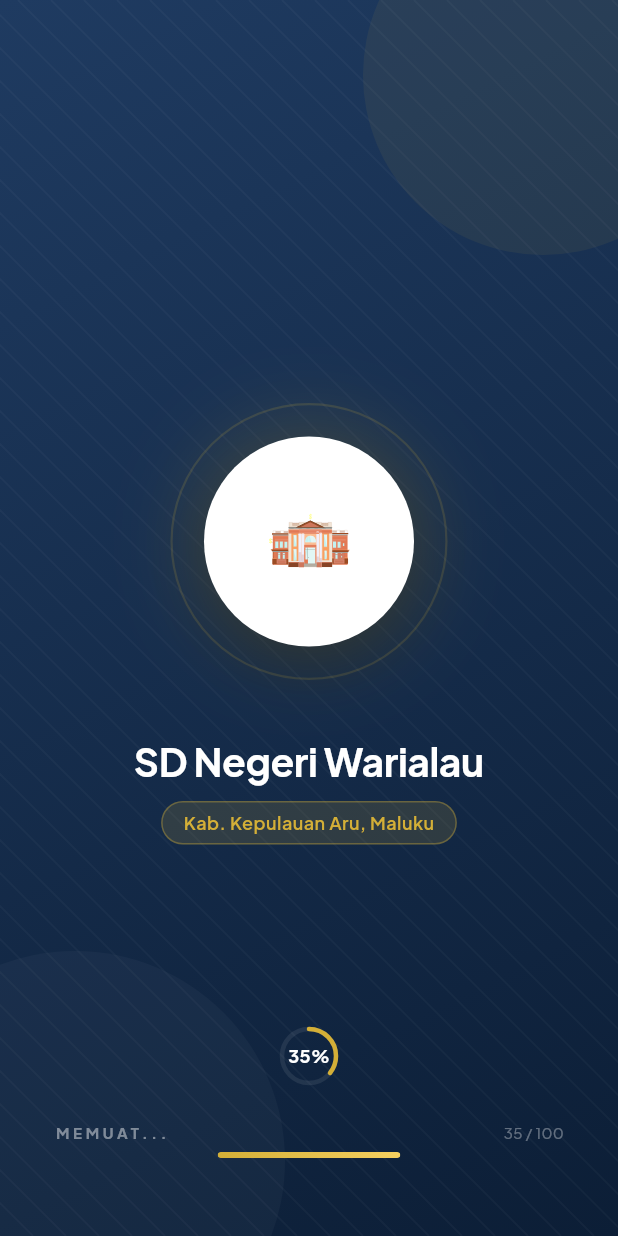
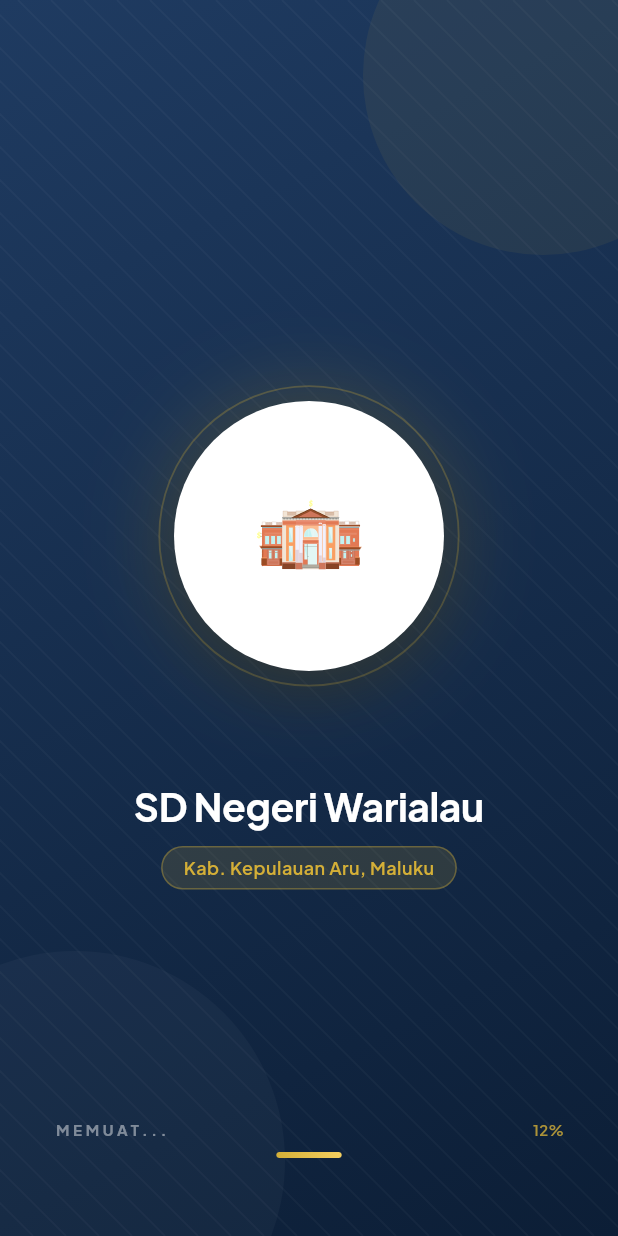
Before and after one commit to cleyxcode/aplikasi-warialau, a Flutter app: the SplashScreen screen opened by its route, on a phone screen of 412 x 824 dp. Run offline on Flutter 3.47's test engine with Material 3 defaults, Android fonts, the light colour scheme and no system bars; our stand-ins replace cached_network_image, dio, google_fonts, liquid_swipe, lottie, shared_preferences and 1 more; accounts and stored records are empty; network calls fail; project files that could hold a hidden picture were left out.

Commit message:
update ui onbaording

```diff
--- a/lib/features/auth/otp_screen.dart
+++ b/lib/features/auth/otp_screen.dart
@@ -593,7 +593,7 @@ class _OtpScreenState extends State<OtpScreen> with TickerProviderStateMixin {
                                       borderSide: BorderSide(
                                         color: filled
                                             ? AppColors.gold
-                                            : Colors.transparent,
+                                            : AppColors.divider,
                                         width: 2,
                                       ),
                                     ),
@@ -602,7 +602,7 @@ class _OtpScreenState extends State<OtpScreen> with TickerProviderStateMixin {
                                       borderSide: BorderSide(
                                         color: filled
                                             ? AppColors.gold
-                                            : Colors.transparent,
+                                            : AppColors.divider,
                                         width: 2,
                                       ),
                                     ),
--- a/lib/features/splash/splash_screen.dart
+++ b/lib/features/splash/splash_screen.dart
@@ -18,21 +18,25 @@ class _SplashScreenState extends State<SplashScreen>
   late AnimationController _introController;
   late AnimationController _pulseController;
   late AnimationController _progressController;
+  late AnimationController _floatController;
 
   late Animation<double> _logoScale;
   late Animation<double> _logoFade;
   late Animation<double> _textFade;
   late Animation<Offset> _textSlide;
   late Animation<double> _progress;
+  late Animation<double> _bottomFade;
+  late Animation<Offset> _bottomSlide;
+  late Animation<double> _floatOffset;
 
   @override
   void initState() {
     super.initState();
 
-    // ── Intro: logo bounce → text slide ──
+    // ── Intro: logo bounce → text slide → bottom fade ──
     _introController = AnimationController(
       vsync: this,
-      duration: const Duration(milliseconds: 800),
+      duration: const Duration(milliseconds: 1200),
     );
 
     _logoScale =
@@ -42,21 +46,21 @@ class _SplashScreenState extends State<SplashScreen>
         ]).animate(
           CurvedAnimation(
             parent: _introController,
-            curve: const Interval(0.0, 0.75, curve: Curves.easeOut),
+            curve: const Interval(0.0, 0.5, curve: Curves.easeOut),
           ),
         );
 
     _logoFade = Tween<double>(begin: 0, end: 1).animate(
       CurvedAnimation(
         parent: _introController,
-        curve: const Interval(0.0, 0.4),
+        curve: const Interval(0.0, 0.3),
       ),
     );
 
     _textFade = Tween<double>(begin: 0, end: 1).animate(
       CurvedAnimation(
         parent: _introController,
-        curve: const Interval(0.55, 1.0),
+        curve: const Interval(0.35, 0.65),
       ),
     );
 
@@ -64,7 +68,22 @@ class _SplashScreenState extends State<SplashScreen>
         .animate(
           CurvedAnimation(
             parent: _introController,
-            curve: const Interval(0.55, 1.0, curve: Curves.easeOut),
+            curve: const Interval(0.35, 0.65, curve: Curves.easeOut),
+          ),
+        );
+
+    _bottomFade = Tween<double>(begin: 0, end: 1).animate(
+      CurvedAnimation(
+        parent: _introController,
+        curve: const Interval(0.65, 1.0),
+      ),
+    );
+
+    _bottomSlide =
+        Tween<Offset>(begin: const Offset(0, 0.5), end: Offset.zero).animate(
+          CurvedAnimation(
+            parent: _introController,
+            curve: const Interval(0.65, 1.0, curve: Curves.easeOut),
           ),
         );
 
@@ -72,6 +91,16 @@ class _SplashScreenState extends State<SplashScreen>
     _pulseController = AnimationController(
       vsync: this,
       duration: const Duration(milliseconds: 2200),
+    );
+
+    // ── Floating bob effect ──
+    _floatController = AnimationController(
+      vsync: this,
+      duration: const Duration(milliseconds: 2000),
+    );
+
+    _floatOffset = Tween<double>(begin: -6, end: 6).animate(
+      CurvedAnimation(parent: _floatController, curve: Curves.easeInOut),
     );
 
     // ── Progress ──
@@ -88,6 +117,7 @@ class _SplashScreenState extends State<SplashScreen>
     // ── Sequence ──
     _introController.forward().then((_) {
       _pulseController.repeat();
+      _floatController.repeat(reverse: true);
       _progressController.forward();
     });
 
@@ -115,6 +145,7 @@ class _SplashScreenState extends State<SplashScreen>
     _introController.dispose();
     _pulseController.dispose();
     _progressController.dispose();
+    _floatController.dispose();
     super.dispose();
   }
 
@@ -236,16 +267,22 @@ class _SplashScreenState extends State<SplashScreen>
             child: Column(
               mainAxisAlignment: MainAxisAlignment.center,
               children: [
-                // Pulse rings + logo
-                SizedBox(
-                  width: 200,
-                  height: 200,
+                // Floating logo with pulse rings
+                AnimatedBuilder(
+                  animation: _floatOffset,
+                  builder: (_, child) => Transform.translate(
+                    offset: Offset(0, _floatOffset.value),
+                    child: child,
+                  ),
+                  child: SizedBox(
+                    width: 260,
+                    height: 260,
                     child: Stack(
                       alignment: Alignment.center,
                       children: [
-                      _pulseRing(0.0, 0.7, 190),
-                      _pulseRing(0.25, 0.9, 160),
-                      _pulseRing(0.5, 1.0, 130),
+                        _pulseRing(0.0, 0.7, 250),
+                        _pulseRing(0.25, 0.9, 210),
+                        _pulseRing(0.5, 1.0, 170),
 
                         // Logo circle with Lottie animation
                         ScaleTransition(
@@ -253,8 +290,8 @@ class _SplashScreenState extends State<SplashScreen>
                           child: FadeTransition(
                             opacity: _logoFade,
                             child: Container(
-                            width: 140,
-                            height: 140,
+                              width: 180,
+                              height: 180,
                               decoration: BoxDecoration(
                                 shape: BoxShape.circle,
                                 color: AppColors.white,
@@ -265,7 +302,8 @@ class _SplashScreenState extends State<SplashScreen>
                                     offset: const Offset(0, 12),
                                   ),
                                   BoxShadow(
-                                  color: AppColors.gold.withValues(alpha: 0.25),
+                                    color:
+                                        AppColors.gold.withValues(alpha: 0.25),
                                     blurRadius: 48,
                                     spreadRadius: 4,
                                   ),
@@ -273,7 +311,7 @@ class _SplashScreenState extends State<SplashScreen>
                               ),
                               child: ClipOval(
                                 child: Padding(
-                                padding: const EdgeInsets.all(10),
+                                  padding: const EdgeInsets.all(12),
                                   child: Lottie.asset(
                                     'lib/animations/iconSplash.json',
                                     fit: BoxFit.contain,
@@ -281,7 +319,7 @@ class _SplashScreenState extends State<SplashScreen>
                                     repeat: true,
                                     errorBuilder: (_, __, ___) => const Icon(
                                       Icons.school_rounded,
-                                    size: 64,
+                                      size: 80,
                                       color: AppColors.primary,
                                     ),
                                   ),
@@ -291,6 +329,7 @@ class _SplashScreenState extends State<SplashScreen>
                           ),
                         ),
                       ],
+                    ),
                   ),
                 ),
 
@@ -343,49 +382,21 @@ class _SplashScreenState extends State<SplashScreen>
             ),
           ),
 
-          // ── Bottom loading ──
+          // ── Bottom loading (single progress bar only) ──
           Positioned(
             bottom: 52,
             left: 36,
             right: 36,
+            child: SlideTransition(
+              position: _bottomSlide,
+              child: FadeTransition(
+                opacity: _bottomFade,
                 child: AnimatedBuilder(
                   animation: _progress,
                   builder: (_, __) {
                     final pct = (_progress.value * 100).toInt();
                     return Column(
                       children: [
-                    // Circular progress + percentage
-                    SizedBox(
-                      width: 60,
-                      height: 60,
-                      child: Stack(
-                        alignment: Alignment.center,
-                        children: [
-                          CircularProgressIndicator(
-                            value: 1.0,
-                            strokeWidth: 3,
-                            color: Colors.white.withValues(alpha: 0.08),
-                          ),
-                          CircularProgressIndicator(
-                            value: _progress.value,
-                            strokeWidth: 3,
-                            strokeCap: StrokeCap.round,
-                            valueColor: const AlwaysStoppedAnimation<Color>(
-                              AppColors.gold,
-                            ),
-                          ),
-                          Text(
-                            '$pct%',
-                            style: GoogleFonts.plusJakartaSans(
-                              fontSize: 12,
-                              fontWeight: FontWeight.bold,
-                              color: Colors.white,
-                            ),
-                          ),
-                        ],
-                      ),
-                    ),
-                    const SizedBox(height: 14),
                         Row(
                           mainAxisAlignment: MainAxisAlignment.spaceBetween,
                           children: [
@@ -399,15 +410,16 @@ class _SplashScreenState extends State<SplashScreen>
                               ),
                             ),
                             Text(
-                          '$pct / 100',
+                              '$pct%',
                               style: GoogleFonts.plusJakartaSans(
                                 fontSize: 10,
-                            color: Colors.white.withValues(alpha: 0.35),
+                                fontWeight: FontWeight.w600,
+                                color: AppColors.gold.withValues(alpha: 0.8),
                               ),
                             ),
                           ],
                         ),
-                    const SizedBox(height: 6),
+                        const SizedBox(height: 8),
                         // Glowing progress bar
                         ClipRRect(
                           borderRadius: BorderRadius.circular(999),
@@ -420,12 +432,16 @@ class _SplashScreenState extends State<SplashScreen>
                               child: Container(
                                 decoration: BoxDecoration(
                                   gradient: const LinearGradient(
-                                colors: [AppColors.gold, Color(0xFFF5D060)],
+                                    colors: [
+                                      AppColors.gold,
+                                      Color(0xFFF5D060),
+                                    ],
                                   ),
                                   borderRadius: BorderRadius.circular(999),
                                   boxShadow: [
                                     BoxShadow(
-                                  color: AppColors.gold.withValues(alpha: 0.7),
+                                      color:
+                                          AppColors.gold.withValues(alpha: 0.7),
                                       blurRadius: 8,
                                     ),
                                   ],
@@ -437,6 +453,8 @@ class _SplashScreenState extends State<SplashScreen>
                       ],
                     );
                   },
+                ),
+              ),
             ),
           ),
         ],
```
Also changed, not shown: lib/features/auth/login_screen.dart (+90 -29 lines), lib/features/home/home_screen.dart (+55 -99 lines), lib/features/pendaftaran/riwayat_pendaftaran_screen.dart (+0 -9 lines). Lines whose indentation alone changed are shown as unchanged.
